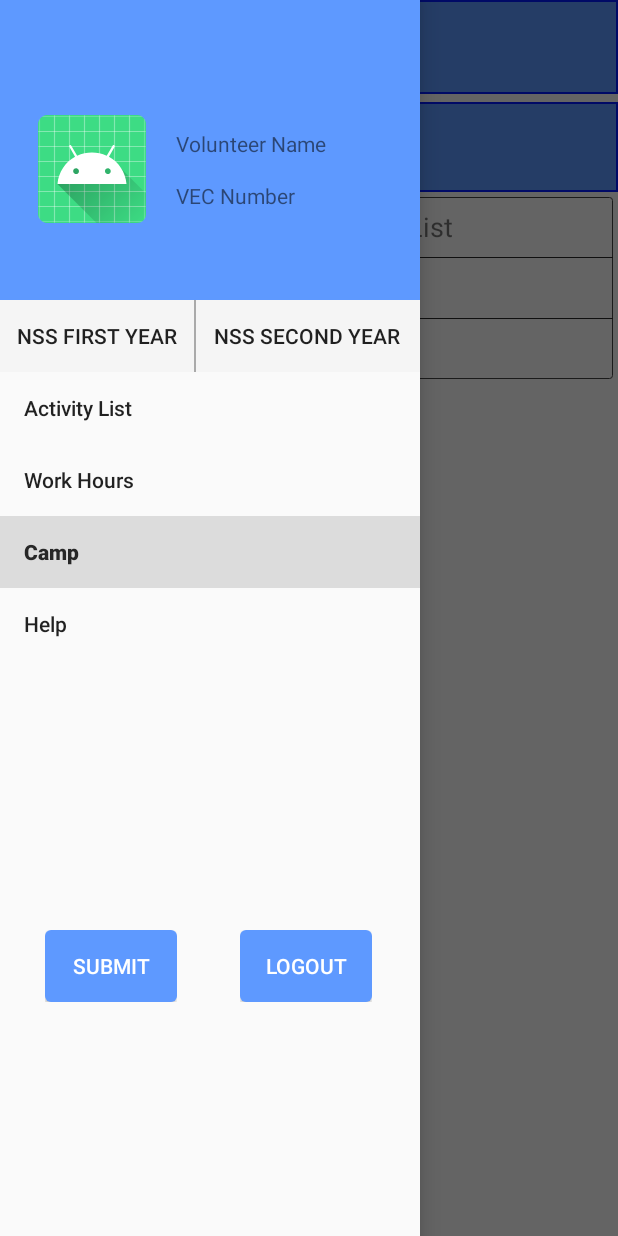
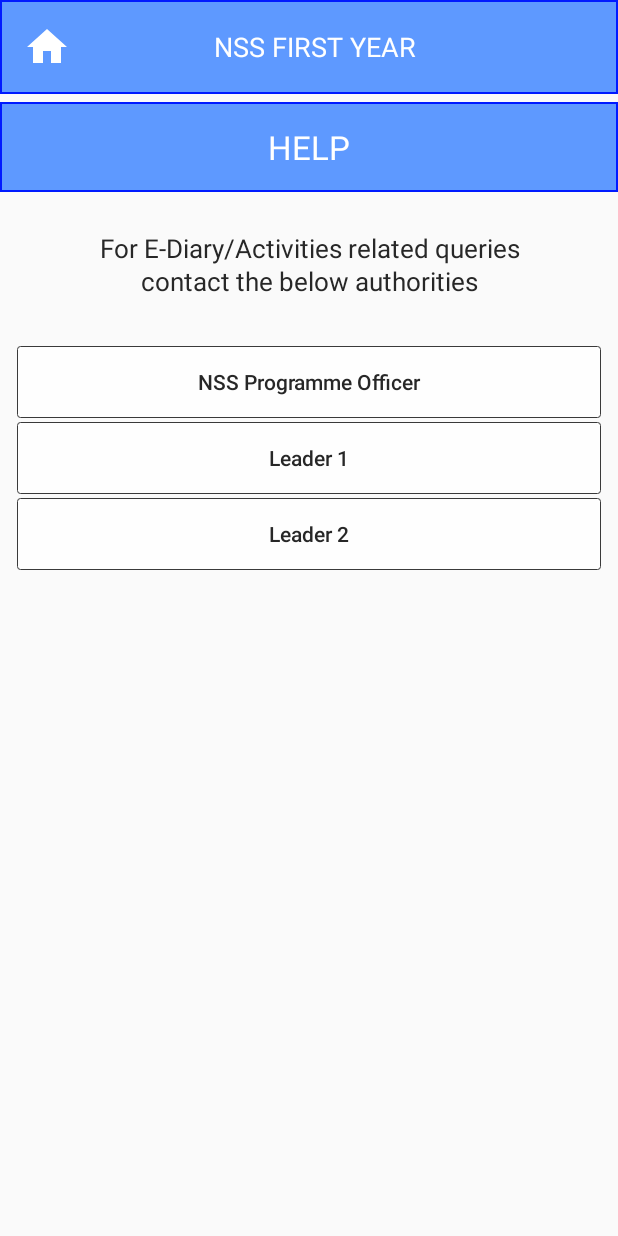
Before and after one commit to tayyabsayyad/nssapp, an Android app: the ediary screen opened directly, with no data from a screen before it, in the side drawer, after a tap on "Help", on a phone screen of 412 x 824 dp. Run offline under Robolectric (Android 15) with nearby library versions, the phone set to English and light mode, and no system bars; our stand-ins replace navigation-ui; Roboto replaces fonts that are not available here; 2 statements that could not run were skipped.

Commit message:
More apis //TODO: Cleanup & DB Signed-off-by: Dixzz <vishusatyam36@gmail.com>
Signed-off-by: Dixzz <vishusatyam36@gmail.com>

```diff
--- a/app/src/main/java/com/test/nss/api/Api.java
+++ b/app/src/main/java/com/test/nss/api/Api.java
@@ -1,22 +1,22 @@
 package com.test.nss.api;
-
-import java.util.List;
 
 import okhttp3.ResponseBody;
 import retrofit2.Call;
 import retrofit2.http.Field;
 import retrofit2.http.FormUrlEncoded;
 import retrofit2.http.GET;
+import retrofit2.http.Header;
 import retrofit2.http.POST;
-import retrofit2.http.Part;
-import retrofit2.http.Path;
-import retrofit2.http.Query;
 
 public interface Api {
-    @POST("/api/token/login")
+
+    @POST("/api/token/login/?format=json")
     @FormUrlEncoded
-    Call<ResponseBody>login(
-        @Field("username") String username,
-        @Field("password") String password
+    Call<ResponseBody> login(
+            @Field("username") String username,
+            @Field("password") String password
     );
+
+    @GET("/diary/api/dailyactivity")
+    Call<ResponseBody> getAct(@Header("Authorization") String token);
 }
--- a/app/src/main/java/com/test/nss/api/RetrofitClient.java
+++ b/app/src/main/java/com/test/nss/api/RetrofitClient.java
@@ -8,20 +8,23 @@ public class RetrofitClient {
     private static RetrofitClient mInstance;
     private Retrofit retrofit;
 
-    private RetrofitClient(){
+    private RetrofitClient() {
         retrofit = new Retrofit.Builder()
                 .baseUrl(BASE_URl)
                 .addConverterFactory(GsonConverterFactory.create())
                 .build();
     }
-    public static synchronized RetrofitClient getInstance(){
-        if(mInstance == null){
+
+    public static synchronized RetrofitClient getInstance() {
+        if (mInstance == null) {
             mInstance = new RetrofitClient();
         }
         return mInstance;
     }
 
-    public Api getApi(){
+    //Add the interceptor to the client builder.
+
+    public Api getApi() {
         return retrofit.create(Api.class);
     }
 }
--- a/app/src/main/java/com/test/nss/ediary.java
+++ b/app/src/main/java/com/test/nss/ediary.java
@@ -17,6 +17,8 @@ import androidx.navigation.ui.NavigationUI;
 
 import com.google.android.material.navigation.NavigationView;
 
+import static com.test.nss.startActivity.AUTH_TOKEN;
+
 public class ediary extends AppCompatActivity {
 
     AppBarConfiguration mAppBarConfiguration;
@@ -31,7 +33,7 @@ public class ediary extends AppCompatActivity {
         setContentView(R.layout.activity_ediary);
         fm = getSupportFragmentManager();
 
-        Toast.makeText(this, startActivity.AUTH_USER, Toast.LENGTH_SHORT).show();
+        Toast.makeText(this, AUTH_TOKEN, Toast.LENGTH_SHORT).show();
         drawer = findViewById(R.id.drawer_layout);
         Toolbar toolbar = findViewById(R.id.toolbar);
         logout = findViewById(R.id.logoutbutton);
@@ -52,9 +54,9 @@ public class ediary extends AppCompatActivity {
             fm.popBackStackImmediate();
             Intent i = new Intent(ediary.this, startActivity.class);
             startActivity(i);
-
             finish();
             Toast.makeText(ediary.this, "Logged Out!", Toast.LENGTH_SHORT).show();
+            AUTH_TOKEN = "";
         });
     }
 
--- a/app/src/main/java/com/test/nss/startActivity.java
+++ b/app/src/main/java/com/test/nss/startActivity.java
@@ -1,6 +1,7 @@
 package com.test.nss;
 
 import android.content.Intent;
+import android.content.SharedPreferences;
 import android.graphics.Color;
 import android.graphics.Typeface;
 import android.os.Bundle;
@@ -8,6 +9,8 @@ import android.text.Spannable;
 import android.text.SpannableStringBuilder;
 import android.text.style.ForegroundColorSpan;
 import android.util.Log;
+import android.widget.ArrayAdapter;
+import android.widget.AutoCompleteTextView;
 import android.widget.Button;
 import android.widget.CheckBox;
 import android.widget.EditText;
@@ -22,6 +25,9 @@ import com.test.nss.api.RetrofitClient;
 
 import org.json.JSONObject;
 
+import java.io.IOException;
+import java.util.ArrayList;
+
 import okhttp3.ResponseBody;
 import retrofit2.Call;
 import retrofit2.Callback;
@@ -29,21 +35,23 @@ import retrofit2.Response;
 
 public class startActivity extends AppCompatActivity {
 
-    public static String AUTH_USER;
+    public static String AUTH_TOKEN;
 
     TextView startReg;
     TextView startSummary;
     TextView startRemember;
     CheckBox startCheck;
     Button loginButton;
-    EditText username;
+    AutoCompleteTextView username;
     EditText password;
+
+    ArrayList<String> users;
 
     @Override
     protected void onCreate(Bundle savedInstanceState) {
         super.onCreate(savedInstanceState);
         setContentView(R.layout.activity_start);
-
+        users = new ArrayList<String>();
 
         startReg = findViewById(R.id.register);
         startSummary = findViewById(R.id.loginSummary);
@@ -65,7 +73,18 @@ public class startActivity extends AppCompatActivity {
         Typeface typefaceReg = Typeface.createFromAsset(getAssets(), "fonts/google_sans.ttf");
         startSummary.setTypeface(typefaceReg);
 
-        startRemember.setOnClickListener(view -> startCheck.setChecked(!startCheck.isChecked()));
+        startRemember.setOnClickListener(view ->
+                startCheck.setChecked(!startCheck.isChecked()));
+
+        SharedPreferences sharedPreferences = getSharedPreferences("KEY", MODE_PRIVATE);
+        String getName = sharedPreferences.getString("BKEY", "");
+        users.add(getName);
+
+        username.setDropDownWidth(400);
+        username.setDropDownHorizontalOffset(55);
+        username.setDropDownBackgroundResource(R.drawable.account_roundbg);
+
+        username.setAdapter(new ArrayAdapter<>(this, R.layout.drop_down_start, users));
 
         loginButton.setOnClickListener(view -> {
             if (!isEmpty(username) && !(isEmpty(password))) {
@@ -77,12 +96,56 @@ public class startActivity extends AppCompatActivity {
                     public void onResponse(@NonNull Call<ResponseBody> call, @NonNull Response<ResponseBody> response) {
                         try {
                             if (response.isSuccessful() && response.body() != null) {
+                                if (startCheck.isChecked()) {
+                                    SharedPreferences shareit = getSharedPreferences("KEY", MODE_PRIVATE);
+                                    SharedPreferences.Editor eddy = shareit.edit();
+                                    eddy.putString("BKEY", username.getText().toString());
+                                    eddy.apply();
+                                }
                                 Log.e("onResponse", "Logged In");
                                 JSONObject j = new JSONObject(response.body().string());
-                                AUTH_USER = j.getString("auth_token");
+                                AUTH_TOKEN = j.getString("auth_token");
+                                Log.e("AUTH_TOKEN", AUTH_TOKEN);
                                 Intent i = new Intent(startActivity.this, ediary.class);
                                 startActivity(i);
                                 finish();
+                                String t = "Token " + AUTH_TOKEN;
+                                Log.e("SS", t);
+                                Call<ResponseBody> detail = RetrofitClient.getInstance().getApi().getAct(t);
+
+                                detail.enqueue(new Callback<ResponseBody>() {
+                                    @Override
+                                    public void onResponse(@NonNull Call<ResponseBody> call, @NonNull Response<ResponseBody> response) {
+                                        Log.e("detail", "Success");
+                                        if (response.isSuccessful() && response.body() != null) {
+                                            Log.e("onRs", "Success");
+                                            try {
+                                                Log.e("asasas", response.body().string());
+                                            } catch (IOException e) {
+                                                e.printStackTrace();
+                                            }
+                                            //Log.e("onRs", response.message());
+                                            //Log.e("onRs", response.body().toString());
+                                        } else if (response.errorBody() != null) {
+                                            try {
+                                                Toast.makeText(startActivity.this, response.errorBody().string(), Toast.LENGTH_SHORT).show();
+                                            } catch (IOException e) {
+                                                e.printStackTrace();
+                                            }
+                                        }
+                                            /*try {
+                                                JSONObject j = new JSONObject(response.body().string());
+                                                Log.e("Kuch to aara",j.toString());
+                                            } catch (JSONException | IOException e) {
+                                                e.printStackTrace();
+                                            }*/
+                                    }
+
+                                    @Override
+                                    public void onFailure(Call<ResponseBody> call, Throwable t) {
+                                        Log.e("detail", "Failed" + t.getMessage());
+                                    }
+                                });
                             } else {
                                 if (response.errorBody() != null) {
                                     JSONObject j = new JSONObject(response.errorBody().string());
--- /dev/null
+++ b/app/src/main/java/com/test/nss/ui/help/HelpFragment.java
@@ -0,0 +1,110 @@
+package com.test.nss.ui.help;
+
+import android.os.Bundle;
+import android.util.Log;
+import android.view.LayoutInflater;
+import android.view.View;
+import android.view.ViewGroup;
+import android.widget.Button;
+import android.widget.ImageView;
+import android.widget.LinearLayout;
+import android.widget.TextView;
+
+import androidx.annotation.NonNull;
+import androidx.annotation.Nullable;
+import androidx.appcompat.widget.Toolbar;
+import androidx.constraintlayout.widget.ConstraintLayout;
+import androidx.fragment.app.Fragment;
+import androidx.fragment.app.FragmentManager;
+
+import com.test.nss.R;
+import com.test.nss.ui.main.MainFragment;
+
+public class HelpFragment extends Fragment {
+
+    View root;
+    Toolbar toolbar;
+    ImageView home;
+
+    TextView emailPo;
+    TextView contactPo;
+
+    ConstraintLayout helpMain;
+
+    Button poButton;
+    Button lead1Button;
+    Button lead2Button;
+
+    LinearLayout poDetails;
+    LinearLayout lead1Details;
+    LinearLayout lead2Details;
+
+    public View onCreateView(@NonNull LayoutInflater inflater,
+                             ViewGroup container, Bundle savedInstanceState) {
+
+        root = inflater.inflate(R.layout.fragment_help, container, false);
+        helpMain = root.findViewById(R.id.help_main);
+
+        toolbar = requireActivity().findViewById(R.id.toolbar);
+
+        home = root.findViewById(R.id.homeButton);
+
+        poButton = root.findViewById(R.id.poButton);
+        poDetails = root.findViewById(R.id.poDetails);
+
+        lead1Button = root.findViewById(R.id.lead1button);
+        lead1Details = root.findViewById(R.id.lead1Details);
+
+        lead2Button = root.findViewById(R.id.lead2Button);
+        lead2Details = root.findViewById(R.id.lead2Details);
+
+        emailPo = root.findViewById(R.id.emailPO);
+        contactPo = root.findViewById(R.id.contactPO);
+
+        return root;
+    }
+
+    @Override
+    public void onViewCreated(@NonNull View view, @Nullable Bundle savedInstanceState) {
+        super.onViewCreated(view, savedInstanceState);
+        toolbar.setVisibility(View.GONE);
+
+        home.setOnClickListener(v -> {
+            MainFragment mainFragment = new MainFragment();
+            FragmentManager fragmentManager = getFragmentManager();
+
+            assert fragmentManager != null;
+            fragmentManager.beginTransaction().replace(R.id.nav_host_fragment, mainFragment).addToBackStack("HelpFrag").commit();
+
+            toolbar.setTitle(getString(R.string.main_frag));
+            onDetach();
+        });
+
+        helpMain.setOnClickListener(v -> {
+            if (poDetails.getVisibility() == View.VISIBLE)
+                poDetails.setVisibility(View.GONE);
+            if (lead1Details.getVisibility() == View.VISIBLE)
+                lead1Details.setVisibility(View.GONE);
+            if (lead2Details.getVisibility() == View.VISIBLE)
+                lead2Details.setVisibility(View.GONE);
+        });
+
+        poButton.setOnClickListener(v -> {
+            lead1Details.setVisibility(View.GONE);
+            lead2Details.setVisibility(View.GONE);
+            poDetails.setVisibility(View.VISIBLE);
+        });
+
+        lead1Button.setOnClickListener(v -> {
+            lead2Details.setVisibility(View.GONE);
+            poDetails.setVisibility(View.GONE);
+            lead1Details.setVisibility(View.VISIBLE);
+        });
+
+        lead2Button.setOnClickListener(v -> {
+            lead1Details.setVisibility(View.GONE);
+            poDetails.setVisibility(View.GONE);
+            lead2Details.setVisibility(View.VISIBLE);
+        });
+    }
+}
--- a/app/src/main/res/layout/activity_start.xml
+++ b/app/src/main/res/layout/activity_start.xml
@@ -28,10 +28,10 @@
         app:layout_constraintStart_toStartOf="parent"
         app:layout_constraintTop_toTopOf="parent">
 
-        <EditText
+        <AutoCompleteTextView
             android:id="@+id/username"
             android:layout_width="200dp"
-            android:layout_height="wrap_content"
+            android:layout_height="45dp"
             android:background="@android:color/transparent"
             android:gravity="center"
             android:hint="@string/edittextUsername"
@@ -57,7 +57,7 @@
         <EditText
             android:id="@+id/password"
             android:layout_width="200dp"
-            android:layout_height="wrap_content"
+            android:layout_height="45dp"
             android:background="@android:color/transparent"
             android:gravity="center"
             android:hint="@string/edittextPassword"
--- /dev/null
+++ b/app/src/main/res/layout/drop_down_start.xml
@@ -0,0 +1,10 @@
+<?xml version="1.0" encoding="utf-8"?>
+<TextView xmlns:android="http://schemas.android.com/apk/res/android"
+    android:id="@android:id/text1"
+    android:padding="15dp"
+    android:layout_width="wrap_content"
+    android:gravity="center"
+    android:textColor="@color/grey"
+    android:background="@color/transparent"
+    android:layout_height="wrap_content"
+    android:minWidth="200dp"/>
--- /dev/null
+++ b/app/src/main/res/layout/fragment_help.xml
@@ -0,0 +1,227 @@
+<?xml version="1.0" encoding="utf-8"?>
+<androidx.constraintlayout.widget.ConstraintLayout xmlns:android="http://schemas.android.com/apk/res/android"
+    xmlns:app="http://schemas.android.com/apk/res-auto"
+    android:id="@+id/help_main"
+    android:layout_width="match_parent"
+    android:layout_height="match_parent">
+
+    <include
+        android:id="@+id/mainFY_help"
+        layout="@layout/nss_fy_common" />
+
+    <LinearLayout
+        android:id="@+id/help_header"
+        android:layout_width="match_parent"
+        android:layout_height="60dp"
+        android:layout_marginTop="5dp"
+        android:background="@color/colorPrimary"
+        android:foreground="@drawable/main_border"
+        app:layout_constraintEnd_toEndOf="parent"
+        app:layout_constraintStart_toStartOf="parent"
+        app:layout_constraintTop_toBottomOf="@+id/mainFY_help">
+
+        <TextView
+            android:layout_width="match_parent"
+            android:layout_height="match_parent"
+            android:gravity="center"
+            android:text="@string/menu_help"
+            android:textAllCaps="true"
+            android:textColor="@color/white"
+            android:textSize="22sp" />
+    </LinearLayout>
+
+    <TextView
+        android:id="@+id/help_text"
+        android:layout_width="match_parent"
+        android:layout_height="wrap_content"
+        android:layout_marginTop="25dp"
+        android:gravity="center"
+        android:lineSpacingExtra="2dp"
+        android:paddingStart="30dp"
+        android:paddingEnd="30dp"
+        android:text="@string/help_details"
+        android:textColor="@color/blackish"
+        android:textSize="17sp"
+        app:layout_constraintTop_toBottomOf="@+id/help_header" />
+
+    <LinearLayout
+        android:padding="10dp"
+        android:layout_marginTop="20dp"
+        android:layout_width="match_parent"
+        android:layout_height="wrap_content"
+        android:background="@color/transparent"
+        android:orientation="vertical"
+        app:layout_constraintEnd_toEndOf="parent"
+        app:layout_constraintStart_toStartOf="parent"
+        app:layout_constraintTop_toBottomOf="@+id/help_text">
+
+        <Button
+            android:text="NSS Programme Officer"
+            android:layout_margin="1dp"
+            android:id="@+id/poButton"
+            android:layout_width="match_parent"
+            android:layout_height="wrap_content"
+            android:background="@drawable/helpbg"
+            android:foreground="?attr/selectableItemBackground"
+            android:gravity="center"
+            android:padding="12dp"
+            android:textAllCaps="false"
+            android:textColor="@color/blackish"
+            android:textSize="14sp" />
+
+        <LinearLayout
+            android:id="@+id/poDetails"
+            android:visibility="gone"
+            android:orientation="vertical"
+            android:layout_width="match_parent"
+            android:layout_height="wrap_content">
+
+            <LinearLayout
+                android:padding="5dp"
+                android:background="@drawable/helpbg"
+                android:orientation="vertical"
+                android:paddingStart="20dp"
+                android:layout_marginStart="30dp"
+                android:layout_width="match_parent"
+                android:layout_marginTop="0.5dp"
+                android:layout_marginBottom="0.5dp"
+                android:layout_height="wrap_content">
+
+                <TextView
+                    android:id="@+id/emailPO"
+                    android:text="Email: "
+                    android:layout_width="match_parent"
+                    android:layout_height="wrap_content"/>
+            </LinearLayout>
+
+            <LinearLayout
+                android:padding="5dp"
+                android:background="@drawable/helpbg"
+                android:orientation="vertical"
+                android:paddingStart="20dp"
+                android:layout_marginStart="30dp"
+                android:layout_width="match_parent"
+                android:layout_height="wrap_content">
+
+                <TextView
+                    android:id="@+id/contactPO"
+                    android:text="Contact Number: "
+                    android:layout_width="match_parent"
+                    android:layout_height="wrap_content"/>
+            </LinearLayout>
+        </LinearLayout>
+
+        <Button
+            android:text="Leader 1"
+            android:layout_margin="1dp"
+            android:id="@+id/lead1button"
+            android:layout_width="match_parent"
+            android:layout_height="wrap_content"
+            android:background="@drawable/helpbg"
+            android:foreground="?attr/selectableItemBackground"
+            android:gravity="center"
+            android:padding="12dp"
+            android:textAllCaps="false"
+            android:textColor="@color/blackish"
+            android:textSize="14sp" />
+
+        <LinearLayout
+            android:id="@+id/lead1Details"
+            android:visibility="gone"
+            android:orientation="vertical"
+            android:layout_width="match_parent"
+            android:layout_height="wrap_content">
+
+            <LinearLayout
+                android:padding="5dp"
+                android:background="@drawable/helpbg"
+                android:orientation="vertical"
+                android:paddingStart="20dp"
+                android:layout_marginStart="30dp"
+                android:layout_width="match_parent"
+                android:layout_marginTop="0.5dp"
+                android:layout_marginBottom="0.5dp"
+                android:layout_height="wrap_content">
+
+                <TextView
+                    android:id="@+id/emailLead1"
+                    android:text="Email: "
+                    android:layout_width="match_parent"
+                    android:layout_height="wrap_content"/>
+            </LinearLayout>
+
+            <LinearLayout
+                android:padding="5dp"
+                android:background="@drawable/helpbg"
+                android:orientation="vertical"
+                android:paddingStart="20dp"
+                android:layout_marginStart="30dp"
+                android:layout_width="match_parent"
+                android:layout_height="wrap_content">
+
+                <TextView
+                    android:id="@+id/contactLead1"
+                    android:text="Contact Number: "
+                    android:layout_width="match_parent"
+                    android:layout_height="wrap_content"/>
+            </LinearLayout>
+        </LinearLayout>
+
+        <Button
+            android:text="Leader 2"
+            android:layout_margin="1dp"
+            android:id="@+id/lead2Button"
+            android:layout_width="match_parent"
+            android:layout_height="wrap_content"
+            android:background="@drawable/helpbg"
+            android:foreground="?attr/selectableItemBackground"
+            android:gravity="center"
+            android:padding="12dp"
+            android:textAllCaps="false"
+            android:textColor="@color/blackish"
+            android:textSize="14sp" />
+
+        <LinearLayout
+            android:id="@+id/lead2Details"
+            android:visibility="gone"
+            android:orientation="vertical"
+            android:layout_width="match_parent"
+            android:layout_height="wrap_content">
+
+            <LinearLayout
+                android:padding="5dp"
+                android:background="@drawable/helpbg"
+                android:orientation="vertical"
+                android:paddingStart="20dp"
+                android:layout_marginStart="30dp"
+                android:layout_width="match_parent"
+                android:layout_marginTop="0.5dp"
+                android:layout_marginBottom="0.5dp"
+                android:layout_height="wrap_content">
+
+                <TextView
+                    android:id="@+id/emailLead2"
+                    android:text="Email: "
+                    android:layout_width="match_parent"
+                    android:layout_height="wrap_content"/>
+            </LinearLayout>
+
+            <LinearLayout
+                android:padding="5dp"
+                android:background="@drawable/helpbg"
+                android:orientation="vertical"
+                android:paddingStart="20dp"
+                android:layout_marginStart="30dp"
+                android:layout_width="match_parent"
+                android:layout_height="wrap_content">
+
+                <TextView
+                    android:id="@+id/contactLead2"
+                    android:text="Contact Number: "
+                    android:layout_width="match_parent"
+                    android:layout_height="wrap_content"/>
+            </LinearLayout>
+        </LinearLayout>
+    </LinearLayout>
+
+</androidx.constraintlayout.widget.ConstraintLayout>
--- a/app/src/main/res/navigation/mobile_navigation.xml
+++ b/app/src/main/res/navigation/mobile_navigation.xml
@@ -29,4 +29,9 @@
         android:label="@string/menu_camp"
         tools:layout="@layout/fragment_camp" />
 
+    <fragment
+        android:id="@+id/nav_help"
+        android:name="com.test.nss.ui.help.HelpFragment"
+        android:label="@string/menu_help"
+        tools:layout="@layout/fragment_help" />
 </navigation>
```
Also changed, not shown: app/src/main/assets/diaryAndroid.db.
